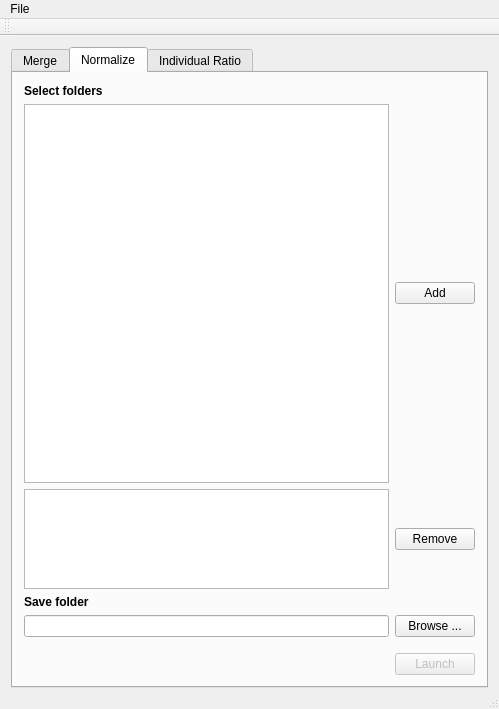
Above: mainwindow.ui from Patobeurre/BoneMerge before the change. Below: the same form after it.
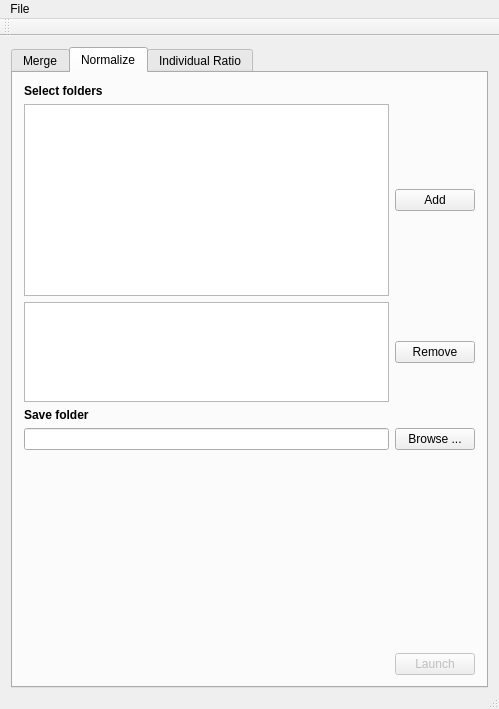
That is the form after the change. The open tabs and pages were chosen to show the change.

Diff of the .ui file:
```diff
--- a/mainwindow.ui
+++ b/mainwindow.ui
@@ -713,7 +713,7 @@
            <enum>Qt::Vertical</enum>
           </property>
           <property name="sizeType">
-           <enum>QSizePolicy::Fixed</enum>
+           <enum>QSizePolicy::Expanding</enum>
           </property>
           <property name="sizeHint" stdset="0">
            <size>
```
Left out of the diff: 2 changed lines with no effect on the pictures.
